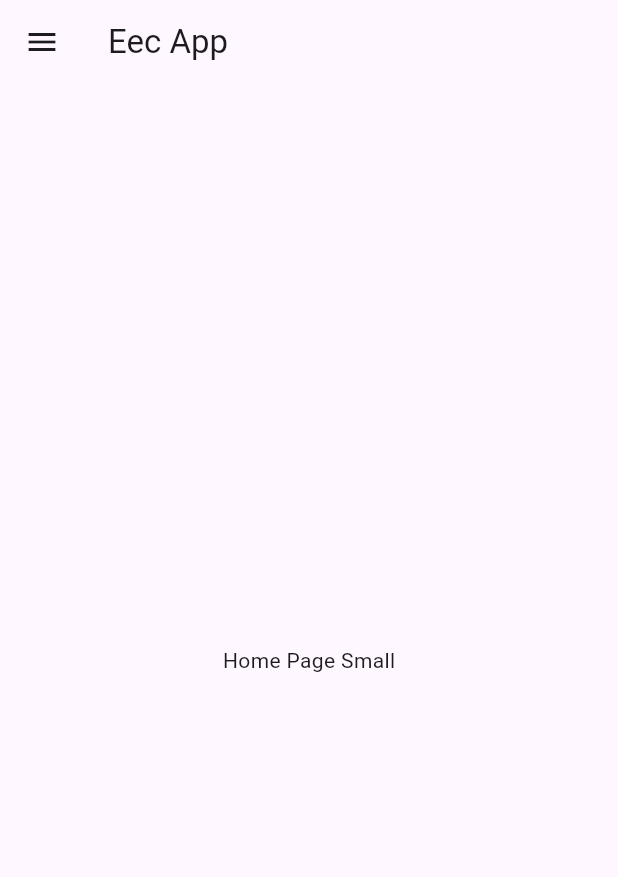
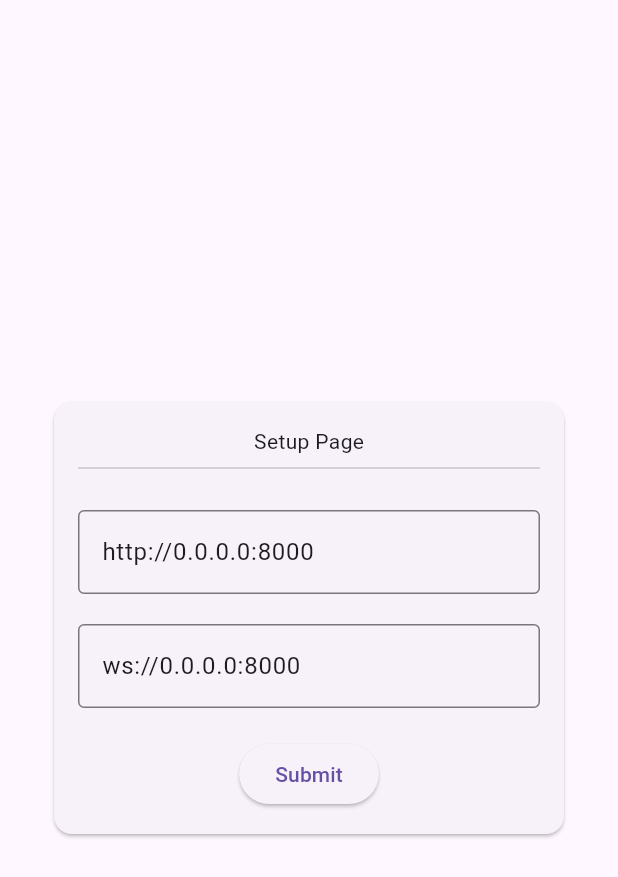
Before and after one commit to ensaremirerol/EfficientEntityClustering_App, a Flutter app: the screen it shows after launch, on a phone screen of 412 x 824 dp. Shown: the top 877 px of the screen. Run offline on Flutter 3.47's test engine with Material 2 defaults, Android fonts, the phone set to English and light mode, and no system bars; our stand-ins replace csv, dio, easy_localization, file_picker, flutter_riverpod, freezed_annotation and 2 more.

Commit message:
added setup config

```diff
--- a/lib/pages/data_page/widgets/cluster_page/cluster_table.dart
+++ b/lib/pages/data_page/widgets/cluster_page/cluster_table.dart
@@ -127,7 +127,7 @@ class _ClusterDataTable extends ConsumerWidget {
                                           if (result ?? false) {
                                             ref
                                                 .read(clusterProvider.notifier)
-                                                .deleteCluster(e.cluster_name);
+                                                .deleteCluster(e.cluster_id);
                                           }
                                         },
                                       ),
--- /dev/null
+++ b/lib/pages/setup_page/setup_page.dart
@@ -0,0 +1,97 @@
+import 'package:eec_app/services/setup_service/setup_service.dart';
+import 'package:eec_app/utils/instance_controller.dart';
+import 'package:eec_app/widgets/custom_text_field/custom_text_field.dart';
+import 'package:flutter/material.dart';
+import 'package:go_router/go_router.dart';
+
+class SetupPage extends StatefulWidget {
+  const SetupPage({super.key});
+
+  @override
+  State<SetupPage> createState() => _SetupPageState();
+}
+
+class _SetupPageState extends State<SetupPage> {
+  final _formKey = GlobalKey<FormState>();
+  final _urlController = TextEditingController();
+  final _wsUrlController = TextEditingController();
+
+  @override
+  void dispose() {
+    _urlController.dispose();
+    _wsUrlController.dispose();
+    super.dispose();
+  }
+
+  @override
+  void initState() {
+    _urlController.text = 'http://0.0.0.0:8000';
+    _wsUrlController.text = 'ws://0.0.0.0:8000';
+    super.initState();
+  }
+
+  @override
+  Widget build(BuildContext context) {
+    return Scaffold(
+      body: Center(
+        child: Padding(
+          padding: const EdgeInsets.all(32.0),
+          child: Card(
+            child: Padding(
+              padding: const EdgeInsets.all(16.0),
+              child: Column(
+                mainAxisSize: MainAxisSize.min,
+                mainAxisAlignment: MainAxisAlignment.center,
+                children: [
+                  Text('Setup Page'),
+                  Divider(),
+                  const SizedBox(height: 20),
+                  Form(
+                      key: _formKey,
+                      child: Column(children: [
+                        CustomTextField.formField(
+                          controller: _urlController,
+                          hintText: 'URL',
+                          validator: (value) {
+                            if (value == null || value.isEmpty) {
+                              return 'Please enter a value';
+                            }
+                            return null;
+                          },
+                        ),
+                        const SizedBox(height: 20),
+                        CustomTextField.formField(
+                          controller: _wsUrlController,
+                          hintText: 'WS URL',
+                          validator: (value) {
+                            if (value == null || value.isEmpty) {
+                              return 'Please enter a value';
+                            }
+                            return null;
+                          },
+                        ),
+                        const SizedBox(height: 20),
+                        ElevatedButton(
+                          onPressed: () async {
+                            if (_formKey.currentState!.validate()) {
+                              final bool result = await InstanceController()
+                                  .getByType<SetupService>()
+                                  .configure(_urlController.text,
+                                      _wsUrlController.text);
+                              if (result) {
+                                GoRouter.of(context).go('/');
+                              }
+                            }
+                          },
+                          child: Text('Submit'),
+                        )
+                      ]))
+                ],
+              ),
+            ),
+          ),
+        ),
+      ),
+    );
+  }
+}
--- a/lib/router/router_config.dart
+++ b/lib/router/router_config.dart
@@ -1,6 +1,9 @@
 import 'package:eec_app/pages/dashboard/dashboard.dart';
 import 'package:eec_app/pages/data_page/data_page.dart';
+import 'package:eec_app/pages/setup_page/setup_page.dart';
 import 'package:eec_app/pages/shell_page/shell_page.dart';
+import 'package:eec_app/services/setup_service/setup_service.dart';
+import 'package:eec_app/utils/instance_controller.dart';
 import 'package:flutter/material.dart';
 import 'package:go_router/go_router.dart';
 
@@ -9,8 +12,18 @@ final GlobalKey<NavigatorState> shellNavigatorKey = GlobalKey<NavigatorState>();
 
 final router = GoRouter(
     initialLocation: '/dashboard',
+    redirect: (context, state) {
+      return InstanceController().getByType<SetupService>().isConfigured
+          ? null
+          : '/setup';
+    },
     navigatorKey: rootNavigatorKey,
     routes: [
+      GoRoute(
+          path: '/setup',
+          builder: (context, state) {
+            return const SetupPage();
+          }),
       GoRoute(path: '/', redirect: (context, state) => '/dashboard'),
       ShellRoute(
         navigatorKey: shellNavigatorKey,
--- /dev/null
+++ b/lib/services/API_service/api_calls/test_call.dart
@@ -0,0 +1,10 @@
+import 'package:eec_app/services/API_service/interfaces/i_api_call.dart';
+
+class TestCall extends IAPICall {
+  const TestCall()
+      : super(
+            name: 'TestCall',
+            path: '/',
+            method: 'GET',
+            requiresArgs: false);
+}
--- a/pubspec.yaml
+++ b/pubspec.yaml
@@ -25,6 +25,7 @@ dependencies:
     file_picker: ^5.2.5
     csv: ^5.0.1
     share_plus: ^6.3.1
+    web_socket_channel: ^2.3.0
 
 dev_dependencies:
     flutter_test:
```
Also changed, not shown: lib/main.dart (+3 -18 lines), lib/services/log_service/log_service.dart (added, +17 -0 lines), lib/services/setup_service/setup_service.dart (added, +72 -0 lines), pubspec.lock.
